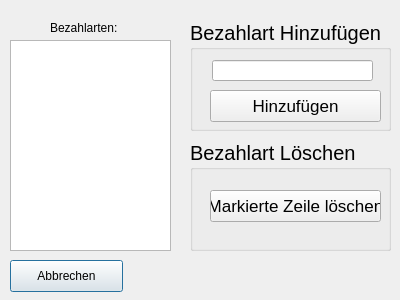
Qt form bezahlart.ui (sess2016C/se2016C) before a commit.
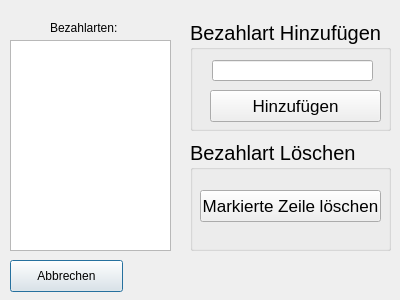
The same form after that commit.

```diff
--- a/bezahlart.ui
+++ b/bezahlart.ui
@@ -92,9 +92,9 @@
    <widget class="QPushButton" name="btn_BeLoeschen">
     <property name="geometry">
      <rect>
-      <x>20</x>
+      <x>10</x>
       <y>50</y>
-      <width>171</width>
+      <width>181</width>
       <height>32</height>
      </rect>
     </property>
```
